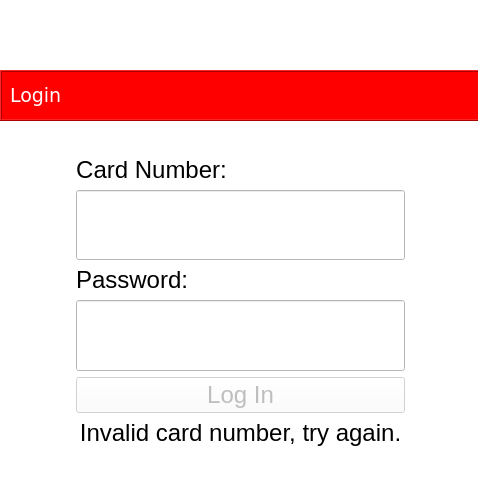
Above: ATM/mainwindow.ui from tvt20kmo-ohjelmistokehitysprojekti/Group7 before the change. Below: the same form after it.
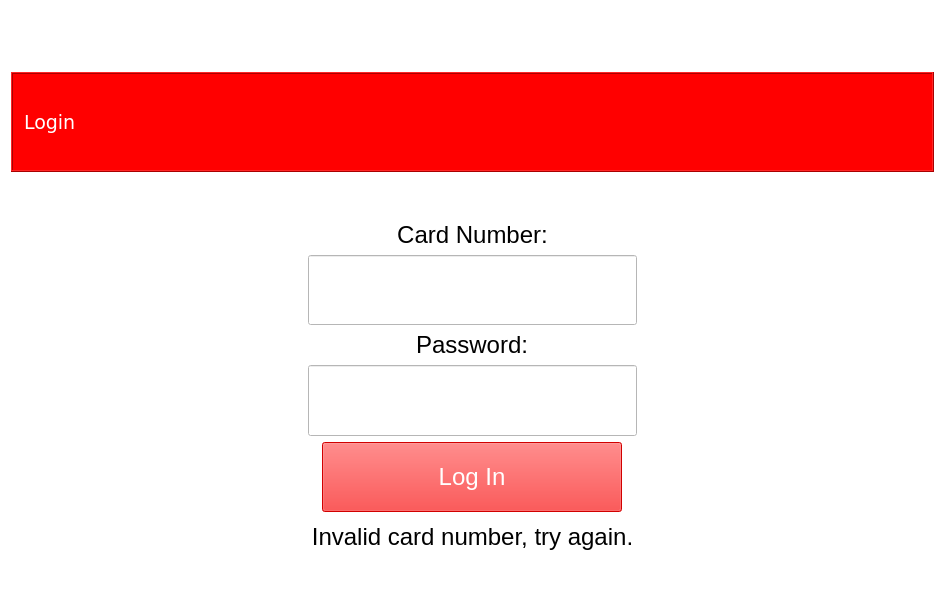
That is the form after the change. Icons and pictures are not drawn.

```diff
--- a/ATM/mainwindow.ui
+++ b/ATM/mainwindow.ui
@@ -6,8 +6,8 @@
    <rect>
     <x>0</x>
     <y>0</y>
-    <width>478</width>
-    <height>503</height>
+    <width>945</width>
+    <height>610</height>
    </rect>
   </property>
   <property name="sizePolicy">
@@ -38,204 +38,26 @@
    <set>QMainWindow::AllowNestedDocks|QMainWindow::AllowTabbedDocks|QMainWindow::AnimatedDocks</set>
   </property>
   <widget class="QWidget" name="centralWidget">
-   <widget class="QWidget" name="gridLayoutWidget">
-    <property name="geometry">
-     <rect>
-      <x>70</x>
-      <y>150</y>
-      <width>341</width>
-      <height>302</height>
-     </rect>
-    </property>
-    <layout class="QGridLayout" name="gridLayout">
-     <property name="sizeConstraint">
-      <enum>QLayout::SetFixedSize</enum>
-     </property>
-     <property name="leftMargin">
-      <number>6</number>
-     </property>
-     <property name="topMargin">
-      <number>6</number>
-     </property>
-     <property name="rightMargin">
-      <number>6</number>
-     </property>
-     <item row="0" column="0">
-      <widget class="QLabel" name="label">
-       <property name="sizePolicy">
-        <sizepolicy hsizetype="Fixed" vsizetype="Fixed">
-         <horstretch>0</horstretch>
-         <verstretch>0</verstretch>
-        </sizepolicy>
-       </property>
-       <property name="font">
-        <font>
-         <pointsize>18</pointsize>
-        </font>
-       </property>
-       <property name="layoutDirection">
-        <enum>Qt::LeftToRight</enum>
-       </property>
-       <property name="text">
-        <string>Card Number:</string>
-       </property>
-       <property name="alignment">
-        <set>Qt::AlignCenter</set>
-       </property>
-      </widget>
-     </item>
-     <item row="1" column="0">
-      <widget class="QLineEdit" name="id_lnEdit">
-       <property name="sizePolicy">
-        <sizepolicy hsizetype="Fixed" vsizetype="Fixed">
-         <horstretch>0</horstretch>
-         <verstretch>0</verstretch>
-        </sizepolicy>
-       </property>
-       <property name="minimumSize">
-        <size>
-         <width>329</width>
-         <height>70</height>
-        </size>
-       </property>
-       <property name="maximumSize">
-        <size>
-         <width>261</width>
-         <height>16777215</height>
-        </size>
-       </property>
-       <property name="font">
-        <font>
-         <pointsize>16</pointsize>
-        </font>
-       </property>
-       <property name="layoutDirection">
-        <enum>Qt::LeftToRight</enum>
-       </property>
-       <property name="autoFillBackground">
-        <bool>false</bool>
-       </property>
-       <property name="text">
-        <string/>
-       </property>
-       <property name="maxLength">
-        <number>16</number>
-       </property>
-       <property name="frame">
-        <bool>true</bool>
-       </property>
-       <property name="echoMode">
-        <enum>QLineEdit::Password</enum>
-       </property>
-       <property name="alignment">
-        <set>Qt::AlignCenter</set>
-       </property>
-      </widget>
-     </item>
-     <item row="7" column="0">
-      <widget class="QLineEdit" name="pw_lnEdit">
-       <property name="sizePolicy">
-        <sizepolicy hsizetype="Fixed" vsizetype="Fixed">
-         <horstretch>20</horstretch>
-         <verstretch>20</verstretch>
-        </sizepolicy>
-       </property>
-       <property name="minimumSize">
-        <size>
-         <width>329</width>
-         <height>71</height>
-        </size>
-       </property>
-       <property name="sizeIncrement">
-        <size>
-         <width>0</width>
-         <height>1</height>
-        </size>
-       </property>
-       <property name="maxLength">
-        <number>4</number>
-       </property>
-       <property name="echoMode">
-        <enum>QLineEdit::Password</enum>
-       </property>
-       <property name="alignment">
-        <set>Qt::AlignCenter</set>
-       </property>
-      </widget>
-     </item>
-     <item row="8" column="0">
-      <widget class="QPushButton" name="LogInBtn">
-       <property name="enabled">
-        <bool>false</bool>
-       </property>
-       <property name="sizePolicy">
-        <sizepolicy hsizetype="Minimum" vsizetype="Maximum">
-         <horstretch>0</horstretch>
-         <verstretch>0</verstretch>
-        </sizepolicy>
-       </property>
-       <property name="font">
-        <font>
-         <pointsize>18</pointsize>
-        </font>
-       </property>
-       <property name="text">
-        <string>Log In</string>
-       </property>
-       <property name="flat">
-        <bool>false</bool>
-       </property>
-      </widget>
-     </item>
-     <item row="5" column="0">
-      <widget class="QLabel" name="label_2">
-       <property name="sizePolicy">
-        <sizepolicy hsizetype="Fixed" vsizetype="Fixed">
-         <horstretch>0</horstretch>
-         <verstretch>0</verstretch>
-        </sizepolicy>
-       </property>
-       <property name="font">
-        <font>
-         <pointsize>18</pointsize>
-        </font>
-       </property>
-       <property name="text">
-        <string>Password:</string>
-       </property>
-       <property name="alignment">
-        <set>Qt::AlignCenter</set>
-       </property>
-      </widget>
-     </item>
-     <item row="9" column="0">
-      <widget class="QLabel" name="responseLbl">
-       <property name="enabled">
-        <bool>true</bool>
-       </property>
-       <property name="font">
-        <font>
-         <pointsize>18</pointsize>
-        </font>
-       </property>
-       <property name="text">
-        <string>&lt;html&gt;&lt;head/&gt;&lt;body&gt;&lt;p&gt;Invalid card number, try again.&lt;/p&gt;&lt;/body&gt;&lt;/html&gt;</string>
-       </property>
-       <property name="alignment">
-        <set>Qt::AlignCenter</set>
-       </property>
-      </widget>
-     </item>
-    </layout>
-   </widget>
+   <layout class="QVBoxLayout" name="verticalLayout">
+    <item>
    <widget class="QLabel" name="imgLbl">
-    <property name="geometry">
-     <rect>
-      <x>10</x>
-      <y>5</y>
-      <width>191</width>
-      <height>61</height>
-     </rect>
+      <property name="sizePolicy">
+       <sizepolicy hsizetype="Preferred" vsizetype="Minimum">
+        <horstretch>0</horstretch>
+        <verstretch>0</verstretch>
+       </sizepolicy>
+      </property>
+      <property name="minimumSize">
+       <size>
+        <width>0</width>
+        <height>55</height>
+       </size>
+      </property>
+      <property name="maximumSize">
+       <size>
+        <width>16777215</width>
+        <height>55</height>
+       </size>
     </property>
     <property name="frameShape">
      <enum>QFrame::NoFrame</enum>
@@ -250,14 +72,26 @@
      <pixmap>ATM_Logo.bmp</pixmap>
     </property>
    </widget>
+    </item>
+    <item alignment="Qt::AlignTop">
    <widget class="QFrame" name="frame">
-    <property name="geometry">
-     <rect>
-      <x>0</x>
-      <y>70</y>
-      <width>481</width>
-      <height>51</height>
-     </rect>
+      <property name="sizePolicy">
+       <sizepolicy hsizetype="Minimum" vsizetype="Minimum">
+        <horstretch>0</horstretch>
+        <verstretch>0</verstretch>
+       </sizepolicy>
+      </property>
+      <property name="minimumSize">
+       <size>
+        <width>0</width>
+        <height>100</height>
+       </size>
+      </property>
+      <property name="maximumSize">
+       <size>
+        <width>16777215</width>
+        <height>100</height>
+       </size>
     </property>
     <property name="palette">
      <palette>
@@ -397,6 +231,15 @@
          </color>
         </brush>
        </colorrole>
+         <colorrole role="PlaceholderText">
+          <brush brushstyle="NoBrush">
+           <color alpha="128">
+            <red>0</red>
+            <green>0</green>
+            <blue>0</blue>
+           </color>
+          </brush>
+         </colorrole>
       </active>
       <inactive>
        <colorrole role="WindowText">
@@ -534,6 +377,15 @@
          </color>
         </brush>
        </colorrole>
+         <colorrole role="PlaceholderText">
+          <brush brushstyle="NoBrush">
+           <color alpha="128">
+            <red>0</red>
+            <green>0</green>
+            <blue>0</blue>
+           </color>
+          </brush>
+         </colorrole>
       </inactive>
       <disabled>
        <colorrole role="WindowText">
@@ -671,6 +523,15 @@
          </color>
         </brush>
        </colorrole>
+         <colorrole role="PlaceholderText">
+          <brush brushstyle="NoBrush">
+           <color alpha="128">
+            <red>0</red>
+            <green>0</green>
+            <blue>0</blue>
+           </color>
+          </brush>
+         </colorrole>
       </disabled>
      </palette>
     </property>
@@ -686,15 +547,9 @@
     <property name="frameShadow">
      <enum>QFrame::Raised</enum>
     </property>
+      <layout class="QGridLayout" name="gridLayout">
+       <item row="0" column="0">
     <widget class="QLabel" name="loginLbl">
-     <property name="geometry">
-      <rect>
-       <x>10</x>
-       <y>10</y>
-       <width>431</width>
-       <height>31</height>
-      </rect>
-     </property>
      <property name="font">
       <font>
        <family>Verdana</family>
@@ -711,7 +566,207 @@
       <enum>Qt::AutoText</enum>
      </property>
     </widget>
-   </widget>
+       </item>
+      </layout>
+     </widget>
+    </item>
+    <item>
+     <widget class="QLabel" name="label_3">
+      <property name="text">
+       <string/>
+      </property>
+     </widget>
+    </item>
+    <item alignment="Qt::AlignHCenter">
+     <widget class="QLabel" name="label">
+      <property name="sizePolicy">
+       <sizepolicy hsizetype="Fixed" vsizetype="Fixed">
+        <horstretch>0</horstretch>
+        <verstretch>0</verstretch>
+       </sizepolicy>
+      </property>
+      <property name="font">
+       <font>
+        <pointsize>18</pointsize>
+       </font>
+      </property>
+      <property name="layoutDirection">
+       <enum>Qt::LeftToRight</enum>
+      </property>
+      <property name="text">
+       <string>Card Number:</string>
+      </property>
+      <property name="alignment">
+       <set>Qt::AlignCenter</set>
+      </property>
+     </widget>
+    </item>
+    <item alignment="Qt::AlignHCenter">
+     <widget class="QLineEdit" name="id_lnEdit">
+      <property name="sizePolicy">
+       <sizepolicy hsizetype="Fixed" vsizetype="Fixed">
+        <horstretch>0</horstretch>
+        <verstretch>0</verstretch>
+       </sizepolicy>
+      </property>
+      <property name="minimumSize">
+       <size>
+        <width>329</width>
+        <height>70</height>
+       </size>
+      </property>
+      <property name="maximumSize">
+       <size>
+        <width>261</width>
+        <height>16777215</height>
+       </size>
+      </property>
+      <property name="font">
+       <font>
+        <pointsize>16</pointsize>
+       </font>
+      </property>
+      <property name="layoutDirection">
+       <enum>Qt::LeftToRight</enum>
+      </property>
+      <property name="autoFillBackground">
+       <bool>false</bool>
+      </property>
+      <property name="text">
+       <string/>
+      </property>
+      <property name="maxLength">
+       <number>16</number>
+      </property>
+      <property name="frame">
+       <bool>true</bool>
+      </property>
+      <property name="echoMode">
+       <enum>QLineEdit::Password</enum>
+      </property>
+      <property name="alignment">
+       <set>Qt::AlignCenter</set>
+      </property>
+     </widget>
+    </item>
+    <item alignment="Qt::AlignHCenter">
+     <widget class="QLabel" name="label_2">
+      <property name="sizePolicy">
+       <sizepolicy hsizetype="Fixed" vsizetype="Fixed">
+        <horstretch>0</horstretch>
+        <verstretch>0</verstretch>
+       </sizepolicy>
+      </property>
+      <property name="font">
+       <font>
+        <pointsize>18</pointsize>
+       </font>
+      </property>
+      <property name="text">
+       <string>Password:</string>
+      </property>
+      <property name="alignment">
+       <set>Qt::AlignCenter</set>
+      </property>
+     </widget>
+    </item>
+    <item alignment="Qt::AlignHCenter">
+     <widget class="QLineEdit" name="pw_lnEdit">
+      <property name="sizePolicy">
+       <sizepolicy hsizetype="Fixed" vsizetype="Fixed">
+        <horstretch>20</horstretch>
+        <verstretch>20</verstretch>
+       </sizepolicy>
+      </property>
+      <property name="minimumSize">
+       <size>
+        <width>329</width>
+        <height>71</height>
+       </size>
+      </property>
+      <property name="sizeIncrement">
+       <size>
+        <width>0</width>
+        <height>1</height>
+       </size>
+      </property>
+      <property name="maxLength">
+       <number>4</number>
+      </property>
+      <property name="echoMode">
+       <enum>QLineEdit::Password</enum>
+      </property>
+      <property name="alignment">
+       <set>Qt::AlignCenter</set>
+      </property>
+     </widget>
+    </item>
+    <item alignment="Qt::AlignHCenter">
+     <widget class="QPushButton" name="LogInBtn">
+      <property name="enabled">
+       <bool>false</bool>
+      </property>
+      <property name="sizePolicy">
+       <sizepolicy hsizetype="Minimum" vsizetype="Minimum">
+        <horstretch>0</horstretch>
+        <verstretch>0</verstretch>
+       </sizepolicy>
+      </property>
+      <property name="minimumSize">
+       <size>
+        <width>300</width>
+        <height>70</height>
+       </size>
+      </property>
+      <property name="maximumSize">
+       <size>
+        <width>300</width>
+        <height>70</height>
+       </size>
+      </property>
+      <property name="font">
+       <font>
+        <pointsize>18</pointsize>
+       </font>
+      </property>
+      <property name="styleSheet">
+       <string notr="true">color: rgb(255, 255, 255);
+background-color: red;</string>
+      </property>
+      <property name="text">
+       <string>Log In</string>
+      </property>
+      <property name="flat">
+       <bool>false</bool>
+      </property>
+     </widget>
+    </item>
+    <item>
+     <widget class="QLabel" name="responseLbl">
+      <property name="enabled">
+       <bool>true</bool>
+      </property>
+      <property name="font">
+       <font>
+        <pointsize>18</pointsize>
+       </font>
+      </property>
+      <property name="text">
+       <string>&lt;html&gt;&lt;head/&gt;&lt;body&gt;&lt;p&gt;Invalid card number, try again.&lt;/p&gt;&lt;/body&gt;&lt;/html&gt;</string>
+      </property>
+      <property name="alignment">
+       <set>Qt::AlignCenter</set>
+      </property>
+     </widget>
+    </item>
+    <item>
+     <widget class="QLabel" name="label_4">
+      <property name="text">
+       <string/>
+      </property>
+     </widget>
+    </item>
+   </layout>
   </widget>
  </widget>
  <layoutdefault spacing="6" margin="11"/>
```
Lines whose indentation alone changed are shown as unchanged.
